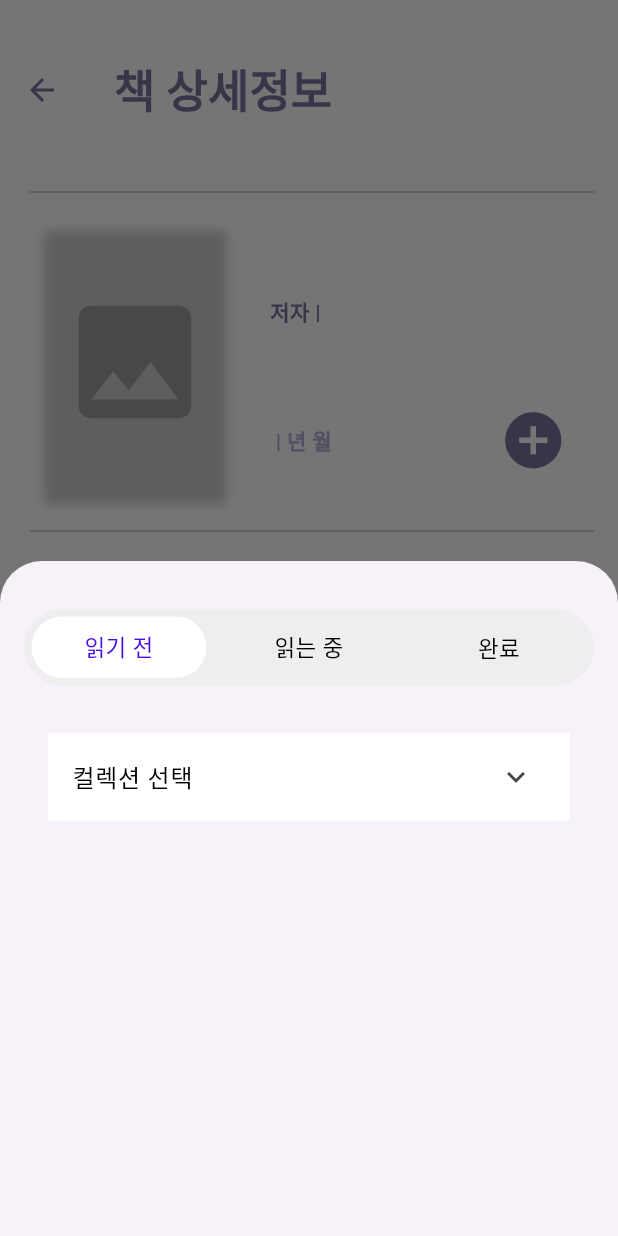
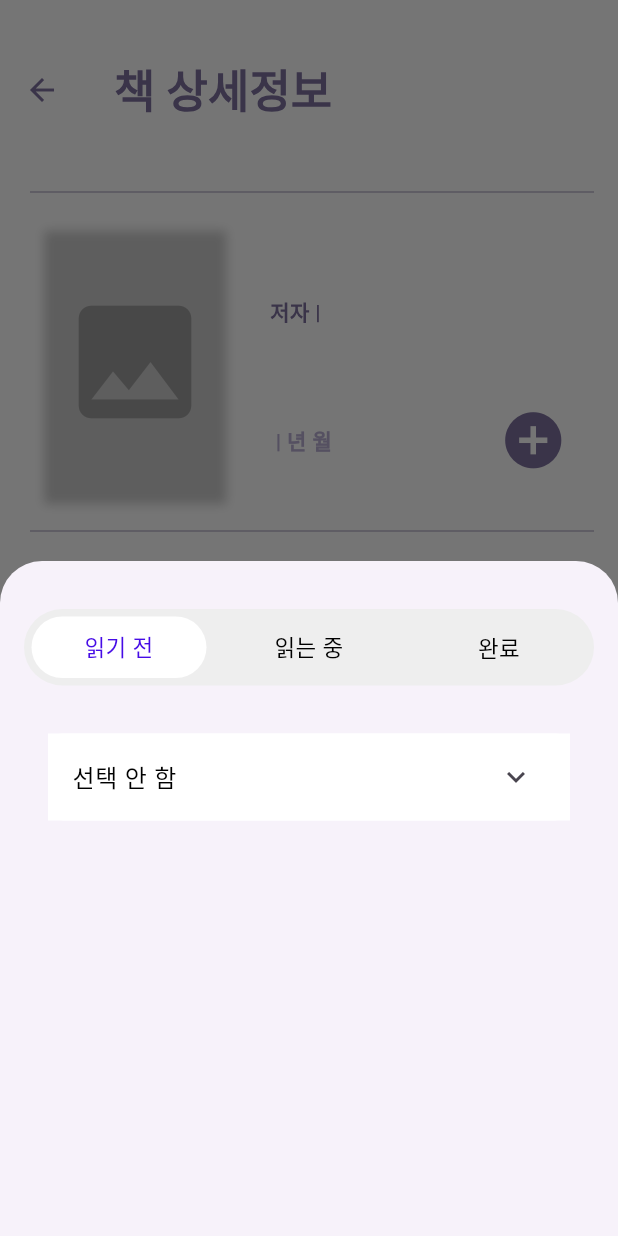
Before and after one commit to Advanced-MobileProgramming/flutter, a Flutter app: the UnstoredBookDetail screen opened directly with empty values, after a tap on the "add circle" icon, on a phone screen of 412 x 824 dp. Run offline on Flutter 3.47's test engine with Material 3 defaults, Android fonts, the light colour scheme and no system bars; our stand-ins replace firebase_core, firebase_database, flutter_rating_bar; accounts and stored records are empty.

Commit message:
addBook.dart 읽기 전 완료

```diff
--- a/lib/addBook.dart
+++ b/lib/addBook.dart
@@ -2,6 +2,11 @@ import 'package:firebase_database/firebase_database.dart';
 import 'package:flutter/material.dart';
 
 class AddBook extends StatefulWidget {
+  final String userId;
+  final Map<String, dynamic> book;
+
+  const AddBook({required this.userId, required this.book});
+
   @override
   _AddBookState createState() => _AddBookState();
 }
@@ -10,38 +15,58 @@ class _AddBookState extends State<AddBook> {
   int _currentTabIndex = 0; // 세그먼트 바 초기값
   DateTime? _startDate;
   DateTime? _endDate;
-  int? _totalPages; // 전체 페이지 수
+  List<Map<String, dynamic>> collection = [];
+  String _selectCollection = "선택 안 함";
+  bool _isExpanded = false; // 리스트가 펼쳐져 있는지 여부
 
   @override
   void initState() {
     super.initState();
-    // Firebase에서 책 정보 불러오기
-    _loadBookData();
+    fetchCollections();
   }
 
-  // Firebase에서 책 정보를 불러오는 함수
-  Future<void> _loadBookData() async {
+  // Firebase에서 콜렉션 데이터 가져오기
+  Future<void> fetchCollections() async {
+    final DatabaseReference collectionsRef =
+        FirebaseDatabase.instance.ref("collections");
+
     try {
-      // Realtime Database에서 데이터를 가져옵니다.
-      DatabaseReference bookRef = FirebaseDatabase.instance
-          .ref()
-          .child('books') // 'books' 노드를 참조
-          .child('your_book_id'); // 책의 ID에 맞는 경로를 지정
-
-      DataSnapshot snapshot = await bookRef.get();
-
+      final snapshot = await collectionsRef.child(widget.userId).get();
       if (snapshot.exists) {
-        var bookData = snapshot.value as Map<dynamic, dynamic>;
+        final data = Map<String, dynamic>.from(snapshot.value as Map);
         setState(() {
-          _totalPages =
-              bookData['totalPages']; // Firebase 데이터에서 totalPages 값 가져오기
+          collection = data.entries
+              .map((entry) => Map<String, dynamic>.from(entry.value))
+              .toList();
         });
-      } else {
-        print('책 정보를 찾을 수 없습니다.');
+        print("collection 개수:${collection.length}");
       }
     } catch (e) {
-      print('데이터를 불러오는 중 오류 발생: $e');
+      throw ("Firebase 데이터 가져오기 오류: $e");
     }
+  }
+
+  // 책장에 책 추가 함수
+  Future<void> addBookcase(
+      {required String userId,
+      required String readingStatus,
+      required Map<String, dynamic> book,
+      String? pagesRead}) async {
+    final DatabaseReference bookcasesRef =
+        FirebaseDatabase.instance.ref("bookcases");
+
+    final bookcaseData = {
+      "user_id": userId,
+      "book_id": book["id"],
+      "book_image": book["image_path"],
+      "collection_name": _selectCollection,
+      "reading_status": readingStatus,
+      "pages_read": pagesRead ?? 0,
+      "start_date": _startDate,
+      "end_date": _endDate
+    };
+
+    await bookcasesRef.child(userId).child(book["id"]).set(bookcaseData);
   }
 
   // 세그먼트 탭을 만들기 위한 메소드
@@ -116,8 +141,15 @@ class _AddBookState extends State<AddBook> {
                   borderRadius: BorderRadius.circular(10), // 둥근 모서리 설정
                 ),
                 child: ExpansionTile(
+                  key: UniqueKey(),
+                  onExpansionChanged: (expanded) {
+                    setState(() {
+                      _isExpanded = expanded; // 펼침/접힘 상태 업데이트
+                    });
+                  },
+                  initiallyExpanded: _isExpanded, // 초기 상태 설정
                   title: Text(
-                    "컬렉션 선택",
+                    _selectCollection,
                     style:
                         TextStyle(fontSize: 16, color: Colors.black), // 텍스트 색상
                   ),
@@ -130,23 +162,52 @@ class _AddBookState extends State<AddBook> {
                       child: ListView.builder(
                         shrinkWrap: true, // ListView가 무한히 확장되지 않도록 설정
                         physics: BouncingScrollPhysics(), // 리스트만 스크롤되도록 설정
-                        itemCount: 5, // 리스트 항목 수
+                        itemCount: collection.length + 1, // 리스트 항목 수
                         itemBuilder: (context, index) {
+                          // "컬렉션 선택 안 함" 항목 처리
+                          if (index == 0) {
                             return Column(
                               children: [
                                 ListTile(
-                                title: Text('컬렉션 ${index + 1}'),
+                                  title: Text('선택 안 함'),
                                   onTap: () {
-                                  // 클릭 시 동작 추가 가능
-                                  print("컬렉션 ${index + 1}을 클릭했습니다.");
+                                    print("선택 안 함을 클릭했습니다.");
+                                    setState(() {
+                                      _selectCollection = "선택 안 함";
+                                      _isExpanded = false;
+                                    });
                                   },
                                 ),
-                              // 보더라인 추가
+                                Divider(
+                                  height: 1, // 보더라인 위아래 간격 설정
+                                  thickness: 1, // 보더라인 두께 설정
+                                ),
+                              ],
+                            );
+                          }
+
+                          // 컬렉션 항목 처리
+                          return Column(
+                            children: [
+                              ListTile(
+                                title: Text(
+                                    '${collection[index - 1]["collection_name"]}'),
+                                onTap: () {
+                                  print(
+                                      "컬렉션 ${collection[index - 1]["collection_name"]}을 클릭했습니다.");
+                                  setState(() {
+                                    _selectCollection = collection[index - 1]
+                                        ["collection_name"];
+                                    _isExpanded = false;
+                                  });
+                                },
+                              ),
+                              // 보더라인 추가 (마지막 항목 이후에는 보더라인 추가 안 함)
                               if (index < 4)
                                 Divider(
                                   height: 1, // 보더라인 위아래 간격 설정
                                   thickness: 1, // 보더라인 두께 설정
-                                ), // 마지막 항목 이후에는 보더라인을 추가하지 않음
+                                ),
                             ],
                           );
                         },
@@ -166,17 +227,15 @@ class _AddBookState extends State<AddBook> {
               // 시작일
               Row(
                 children: [
-                  Text(
-                    "시작일  ",
+                  Text("시작일  ",
                       style: TextStyle(
                           fontSize: 20,
                           fontWeight: FontWeight.bold,
-                      color: Color.fromARGB(255, 126, 113, 159)
-                    )
-                  ),
+                          color: Color.fromARGB(255, 126, 113, 159))),
                   SizedBox(width: 16),
                   GestureDetector(
-                    onTap: () => _selectDate(context, true), // 텍스트 클릭 시 날짜 선택 동작
+                    onTap: () =>
+                        _selectDate(context, true), // 텍스트 클릭 시 날짜 선택 동작
                     child: Text(
                       _startDate != null
                           ? '${_startDate!.toLocal().toString().split(' ')[0]}'
@@ -194,14 +253,11 @@ class _AddBookState extends State<AddBook> {
               // 독서량: 현재 페이지 / 총 페이지
               Row(
                 children: [
-                  Text(
-                    "독서량  ",
+                  Text("독서량  ",
                       style: TextStyle(
                           fontSize: 20,
                           fontWeight: FontWeight.bold,
-                      color: Color.fromARGB(255, 126, 113, 159)
-                    )
-                  ),
+                          color: Color.fromARGB(255, 126, 113, 159))),
                   SizedBox(width: 16),
                   Container(
                     width: 100, // 현재 페이지 입력 필드
@@ -214,21 +270,26 @@ Container(
                         border: OutlineInputBorder(
                           borderRadius: BorderRadius.circular(12), // 둥근 테두리 설정
                           borderSide: BorderSide(
-          color: Color.fromARGB(255, 126, 113, 159), // 테두리 색 설정
+                            color:
+                                Color.fromARGB(255, 126, 113, 159), // 테두리 색 설정
                             width: 1.5, // 테두리 두께
                           ),
                         ),
                         enabledBorder: OutlineInputBorder(
-        borderRadius: BorderRadius.circular(12), // 비활성 상태 둥근 테두리
+                          borderRadius:
+                              BorderRadius.circular(12), // 비활성 상태 둥근 테두리
                           borderSide: BorderSide(
-          color: Color.fromARGB(255, 180, 167, 200), // 테두리 색 설정
+                            color:
+                                Color.fromARGB(255, 180, 167, 200), // 테두리 색 설정
                             width: 1.5, // 테두리 두께
                           ),
                         ),
                         focusedBorder: OutlineInputBorder(
-        borderRadius: BorderRadius.circular(12), // 포커스 상태 둥근 테두리
+                          borderRadius:
+                              BorderRadius.circular(12), // 포커스 상태 둥근 테두리
                           borderSide: BorderSide(
-          color: Color.fromARGB(255, 126, 113, 159), // 포커스 테두리 색
+                            color:
+                                Color.fromARGB(255, 126, 113, 159), // 포커스 테두리 색
                             width: 2.0, // 테두리 두께
                           ),
                         ),
@@ -239,7 +300,6 @@ Container(
                       ),
                     ),
                   ),
-
                   SizedBox(width: 16),
                   Text(
                     "/",
@@ -250,7 +310,7 @@ Container(
                   ), // 구분자
                   SizedBox(width: 16),
                   Text(
-                    _totalPages != null ? '$_totalPages' : '0',
+                    widget.book["page"] != null ? 'widget.book["page"]' : '0',
                     style: TextStyle(
                       fontSize: 20,
                       color: Color.fromARGB(255, 126, 113, 159),
@@ -318,17 +378,15 @@ Container(
               // 시작일
               Row(
                 children: [
-                  Text(
-                    "시작일  ",
+                  Text("시작일  ",
                       style: TextStyle(
                           fontSize: 20,
                           fontWeight: FontWeight.bold,
-                      color: Color.fromARGB(255, 126, 113, 159)
-                    )
-                  ),
+                          color: Color.fromARGB(255, 126, 113, 159))),
                   SizedBox(width: 16), // 간격 추가
                   GestureDetector(
-                    onTap: () => _selectDate(context, true), // 텍스트 클릭 시 날짜 선택 동작
+                    onTap: () =>
+                        _selectDate(context, true), // 텍스트 클릭 시 날짜 선택 동작
                     child: Text(
                       _startDate != null
                           ? '${_startDate!.toLocal().toString().split(' ')[0]}'
@@ -346,14 +404,11 @@ Container(
               // 종료일
               Row(
                 children: [
-                  Text(
-                    "종료일  ",
+                  Text("종료일  ",
                       style: TextStyle(
                           fontSize: 20,
                           fontWeight: FontWeight.bold,
-                      color: Color.fromARGB(255, 126, 113, 159)
-                    )
-                  ),
+                          color: Color.fromARGB(255, 126, 113, 159))),
                   SizedBox(width: 16), // 간격 추가
                   GestureDetector(
                     onTap: () => _selectDate(context, false), // 텍스트 클릭 시 동작
--- a/lib/bookDetail.dart
+++ b/lib/bookDetail.dart
@@ -43,7 +43,8 @@ Future<void> fetchBook() async {
         print("Author: ${bookData['author'] ?? 'Not Found'}");
         print("Image Path: ${bookData['image_path'] ?? 'Not Found'}");
         print("Publisher: ${bookData['publisher'] ?? 'Not Found'}");
-      print("Publication Date: ${bookData['publication_date'] ?? 'Not Found'}");
+        print(
+            "Publication Date: ${bookData['publication_date'] ?? 'Not Found'}");
 
         setState(() {
           book = bookData;
@@ -65,19 +66,20 @@ Future<void> fetchBook() async {
     }
   }
 
-
   void addToBookcases() async {
-  final DatabaseReference bookcasesRef = FirebaseDatabase.instance.ref("bookcases");
+    final DatabaseReference bookcasesRef =
+        FirebaseDatabase.instance.ref("bookcases");
 
     try {
-    await bookcasesRef.child(widget.userId).child(widget.bookId.toString()).set(book);
+      await bookcasesRef
+          .child(widget.userId)
+          .child(widget.bookId.toString())
+          .set(book);
       print("책을 책장에 추가했습니다.");
     } catch (e) {
       print("책 추가 오류: $e");
     }
   }
-
-
 
   Future<void> _checkBookState() async {
     print("Checking book state for ID: ${widget.bookId}"); // bookId 확인
@@ -93,25 +95,25 @@ Future<void> _checkBookState() async {
         ),
       );
     } else {
-    print("Book ID ${widget.bookId} is not stored in bookcases."); // 저장되지 않은 상태
+      print(
+          "Book ID ${widget.bookId} is not stored in bookcases."); // 저장되지 않은 상태
       Navigator.pushReplacement(
         context,
         MaterialPageRoute(
-        builder: (context) =>
-            UnstoredBookDetail(userId: widget.userId, book: book, bookId: widget.bookId),
+          builder: (context) => UnstoredBookDetail(
+              userId: widget.userId, book: book, bookId: widget.bookId),
         ),
       );
     }
   }
-
-
 
   Future<bool> isItStored(String userId, int bookId) async {
     final adjustedBookId = (bookId - 1).toString(); // ID 변환
     final DatabaseReference bookRef =
         FirebaseDatabase.instance.ref("bookcases/$userId/$adjustedBookId");
 
-  print("Checking if Book ID $adjustedBookId is stored in bookcases."); // 로그 추가
+    print(
+        "Checking if Book ID $adjustedBookId is stored in bookcases."); // 로그 추가
 
     try {
       final snapshot = await bookRef.get();
@@ -119,7 +121,8 @@ Future<bool> isItStored(String userId, int bookId) async {
         print("Book ID $adjustedBookId is stored in bookcases."); // 저장된 경우 로그
         return true;
       } else {
-      print("Book ID $adjustedBookId is not stored in bookcases."); // 저장되지 않은 경우 로그
+        print(
+            "Book ID $adjustedBookId is not stored in bookcases."); // 저장되지 않은 경우 로그
         return false;
       }
     } catch (e) {
@@ -127,9 +130,6 @@ Future<bool> isItStored(String userId, int bookId) async {
       return false;
     }
   }
-
-
-
 
   @override
   Widget build(BuildContext context) {
@@ -147,9 +147,10 @@ Future<bool> isItStored(String userId, int bookId) async {
 class UnstoredBookDetail extends StatefulWidget {
   final String userId;
   final Map<String, dynamic> book;
-  final int bookId;  // bookId를 추가합니다.
+  final int bookId; // bookId를 추가합니다.
 
-  UnstoredBookDetail({required this.userId, required this.book, required this.bookId});
+  UnstoredBookDetail(
+      {required this.userId, required this.book, required this.bookId});
 
   @override
   _UnstoredBookDetailState createState() => _UnstoredBookDetailState();
@@ -166,10 +167,14 @@ class _UnstoredBookDetailState extends State<UnstoredBookDetail> {
   double _currentRating = 0.0;
 
   void addToBookcases() async {
-    final DatabaseReference bookcasesRef = FirebaseDatabase.instance.ref("bookcases");
+    final DatabaseReference bookcasesRef =
+        FirebaseDatabase.instance.ref("bookcases");
 
     try {
-      await bookcasesRef.child(widget.userId).child(widget.bookId.toString()).set(widget.book);
+      await bookcasesRef
+          .child(widget.userId)
+          .child(widget.bookId.toString())
+          .set(widget.book);
       print("책을 책장에 추가했습니다.");
     } catch (e) {
       print("책 추가 오류: $e");
@@ -234,7 +239,8 @@ class _UnstoredBookDetailState extends State<UnstoredBookDetail> {
                         ],
                       ),
                       child: Image.asset(
-                        widget.book["image_path"] ?? 'assets/images/books/3부작.jpg', // 하도 image_path에서 오류나길래 추가함
+                        widget.book["image_path"] ??
+                            'assets/images/books/3부작.jpg', // 하도 image_path에서 오류나길래 추가함
                         width: 120,
                         height: 160,
                         fit: BoxFit.cover,
@@ -292,7 +298,10 @@ class _UnstoredBookDetailState extends State<UnstoredBookDetail> {
                                   showModalBottomSheet(
                                     context: context,
                                     builder: (BuildContext context) {
-                                      return AddBook(); // AddBook 위젯을 호출하여 모달에 띄움
+                                      return AddBook(
+                                          userId: widget.userId,
+                                          book: widget
+                                              .book); // AddBook 위젯을 호출하여 모달에 띄움
                                     },
                                   );
                                 },
@@ -462,8 +471,11 @@ class _StoredBookDetailState extends State<StoredBookDetail> {
   //String get endDay => widget.book["end_day"] ?? ''; // end_day가 없으면 빈 문자열 반환
 
   // readPages가 book 객체에 포함되어 있다고 가정
-  int get readPages => widget.book.containsKey("readPages") ? widget.book["readPages"] : 0;  // readPages가 없으면 0으로 처리
-  int get totalPages => widget.book.containsKey("page") ? widget.book["page"] : 0;
+  int get readPages => widget.book.containsKey("readPages")
+      ? widget.book["readPages"]
+      : 0; // readPages가 없으면 0으로 처리
+  int get totalPages =>
+      widget.book.containsKey("page") ? widget.book["page"] : 0;
 
   // 독후감 탭 변수
   bool _isWriting = false;
```
Lines whose indentation alone changed are shown as unchanged.
